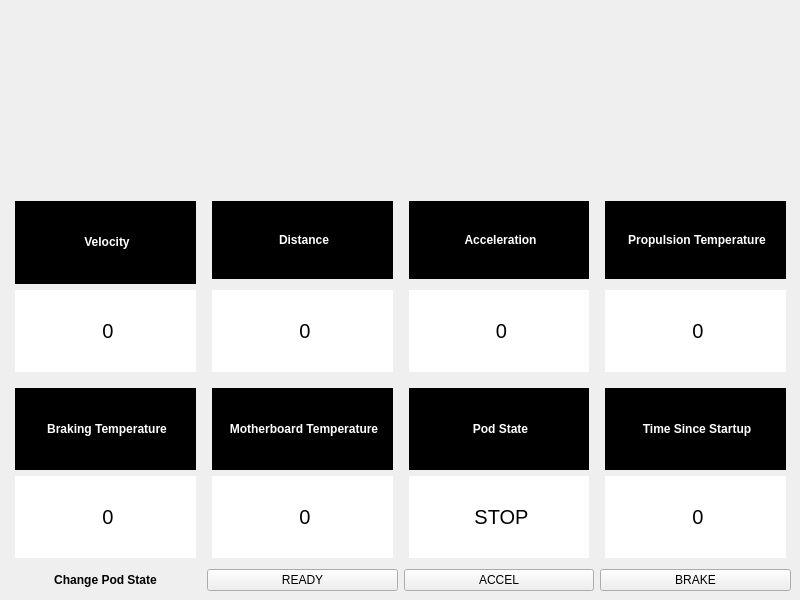
Above: dashboard/dashboard/mainwindow.ui from teamwaterloop/goose3-dashboard before the change. Below: the same form after it.
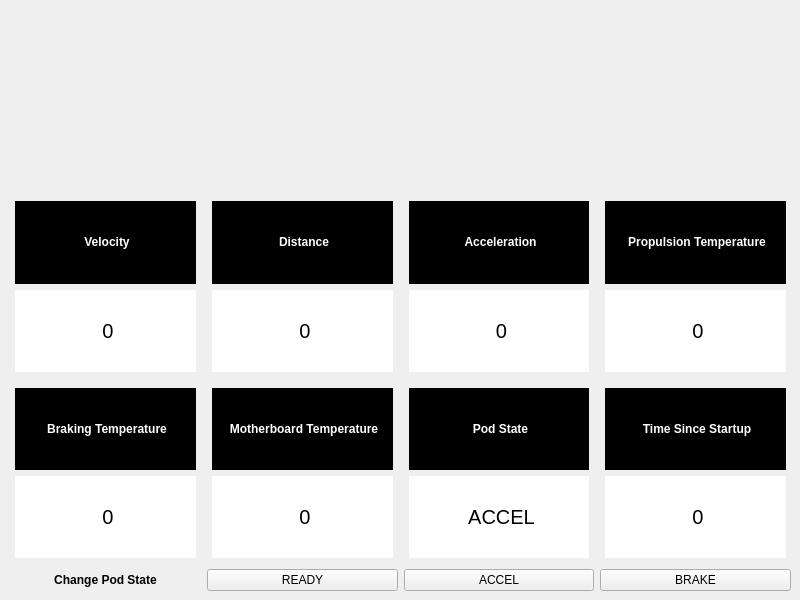
That is the form after the change. Icons and pictures are not drawn.

Commit message: Dummy data on UI

The edit to the form file:
```diff
--- a/dashboard/dashboard/mainwindow.ui
+++ b/dashboard/dashboard/mainwindow.ui
@@ -101,7 +101,7 @@
 background: white;</string>
         </property>
         <property name="text">
-         <string>&lt;html&gt;&lt;head/&gt;&lt;body&gt;&lt;p align=&quot;center&quot;&gt;STOP&lt;/p&gt;&lt;/body&gt;&lt;/html&gt;</string>
+         <string>&lt;html&gt;&lt;head/&gt;&lt;body&gt;&lt;p align=&quot;center&quot;&gt;ACCEL&lt;/p&gt;&lt;/body&gt;&lt;/html&gt;</string>
         </property>
        </widget>
       </item>
@@ -160,7 +160,9 @@
          </font>
         </property>
         <property name="styleSheet">
-         <string notr="true">margin: 5px;
+         <string notr="true">margin-top: 5px;
+margin-left: 5px;
+margin-right: 5px;
 background: black;
 color: white;</string>
         </property>
@@ -242,7 +244,9 @@
          </font>
         </property>
         <property name="styleSheet">
-         <string notr="true">margin: 5px;
+         <string notr="true">margin-top: 5px;
+margin-left: 5px;
+margin-right: 5px;
 background: black;
 color: white;</string>
         </property>
@@ -312,7 +316,9 @@
       <item>
        <widget class="QLabel" name="label_4">
         <property name="styleSheet">
-         <string notr="true">margin: 5px;
+         <string notr="true">margin-top: 5px;
+margin-left: 5px;
+margin-right: 5px;
 background: black;
 color: white;</string>
         </property>
```
The commit also changes 2 other files.
